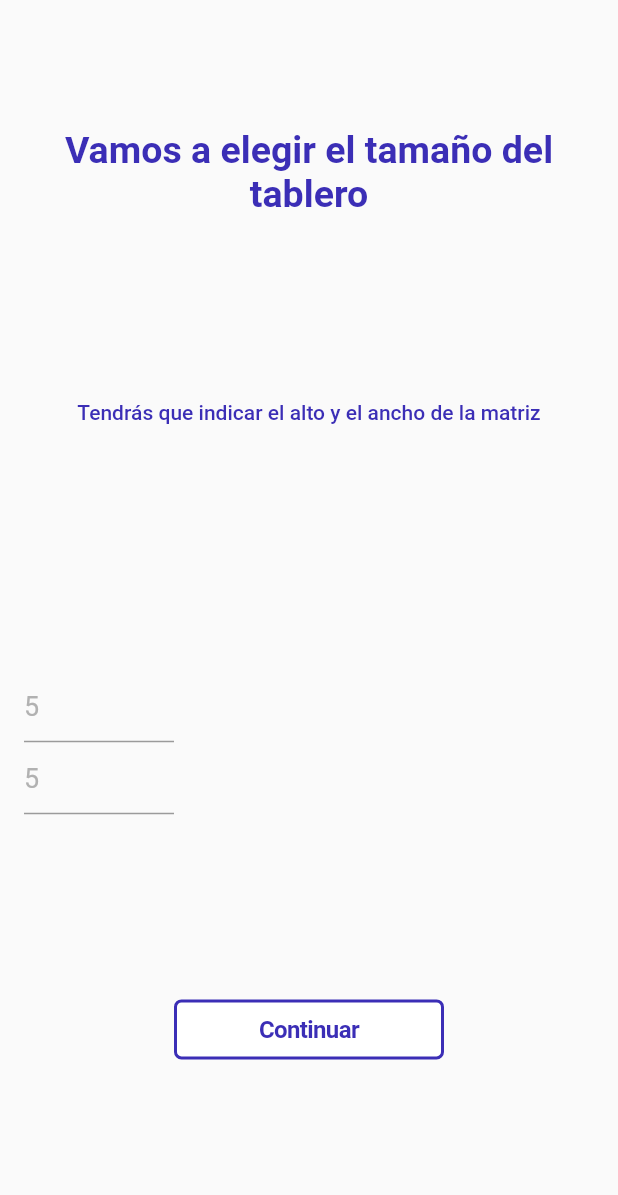
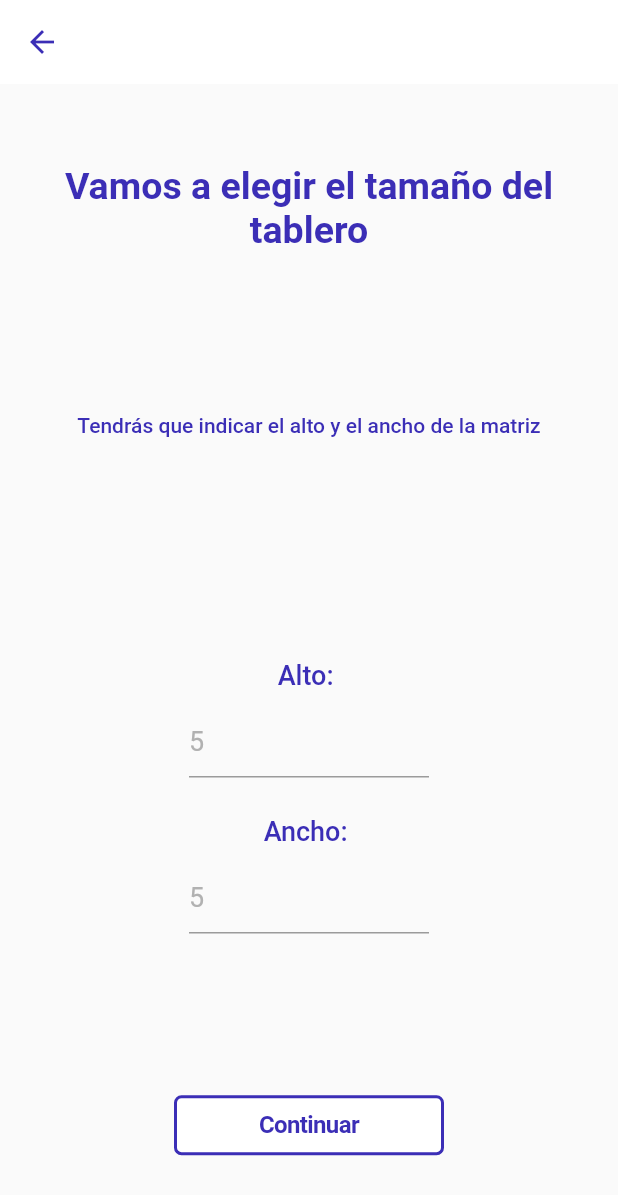
Before and after one commit to srios007/3A, a Flutter app: the SetMatrixSizeScreen screen opened directly, on a phone screen of 412 x 824 dp. Shown: the top 1195 px of the screen. Run offline on Flutter 3.47's test engine with Material 2 defaults, Android fonts, the phone set to English and light mode, and no system bars.

Commit message:
Ãajustes

```diff
--- a/lib/components/a3_button.dart
+++ b/lib/components/a3_button.dart
@@ -10,12 +10,14 @@ class A3Button extends StatelessWidget {
     this.height,
     this.width,
     this.padding,
+    this.canPush = false,
   });
   String title;
   Color backgroundColor;
   Function onPressed;
   double height;
   double width;
+  bool canPush;
   EdgeInsetsGeometry padding;
 
   @override
@@ -32,14 +34,14 @@ class A3Button extends StatelessWidget {
               color: Palette.a3Color,
               width: 2,
             ),
-            color: Palette.white,
+            color: canPush ? Palette.a3Color : Palette.white,
           ),
           child: CupertinoButton(
             padding: padding ?? EdgeInsets.zero,
             child: Center(
               child: Text(
                 title ?? "Continuar",
-                style: Styles.buttonStyle,
+                style: canPush ? Styles.activeButtonStyle : Styles.buttonStyle,
                 textAlign: TextAlign.center,
               ),
             ),
--- a/lib/components/a3_text_field.dart
+++ b/lib/components/a3_text_field.dart
@@ -36,18 +36,14 @@ class A3TextField extends StatelessWidget {
 
   @override
   Widget build(BuildContext context) {
-    return Row(
-      crossAxisAlignment: CrossAxisAlignment.start,
-      children: <Widget>[
-        Container(
-          width: width ?? 100,
+    return Container(
+      width: width ?? 160,
       child: TextFormField(
         autofocus: autofocus,
         controller: controller,
         key: key,
         validator: validator,
         autovalidateMode: autovalidateMode,
-            //style: Styles.txtTextLbl(),
         keyboardAppearance: Brightness.light,
         textCapitalization: textCapitalization,
         autocorrect: isAutocorrectActive,
@@ -58,18 +54,12 @@ class A3TextField extends StatelessWidget {
           hintText: hintText,
           hintStyle: Styles.hintStyle,
           helperStyle: Styles.helperStyle,
-              // enabledBorder: _border,
-              // focusedBorder: _border,
-              // border: _border,
-              // disabledBorder: _border,
         ),
         inputFormatters: textInputFormatters,
         keyboardType: keyboardType,
         onChanged: onChanged,
         onTap: onTap,
       ),
-        ),
-      ],
     );
   }
 }
--- a/lib/config/visual/text_styles.dart
+++ b/lib/config/visual/text_styles.dart
@@ -17,6 +17,11 @@ class Styles {
     color: Palette.a3Color,
     fontWeight: FontWeight.w600,
   );
+  static TextStyle activeButtonStyle = TextStyle(
+    fontSize: 16,
+    color: Palette.white,
+    fontWeight: FontWeight.w600,
+  );
   static TextStyle normalLabelStyle = TextStyle(
     color: Palette.black,
     fontSize: 14.0,
@@ -32,4 +37,9 @@ class Styles {
     fontSize: 13,
     fontWeight: FontWeight.w400,
   );
+   static TextStyle a3LabelStyle = TextStyle(
+    color: Palette.a3Color,
+    fontSize: 18.0,
+    fontWeight: FontWeight.w500,
+  );
 }
--- a/lib/screens/challenge/set_matrix_size_screen.dart
+++ b/lib/screens/challenge/set_matrix_size_screen.dart
@@ -1,5 +1,6 @@
 import 'package:flutter/cupertino.dart';
 import 'package:flutter/material.dart';
+import 'package:flutter/services.dart';
 import 'package:prueba_3_astronautas/components/components.dart';
 import 'package:prueba_3_astronautas/config/config.dart';
 import 'package:prueba_3_astronautas/screens/screens.dart';
@@ -13,10 +14,16 @@ class _SetMatrixSizeScreenState extends State<SetMatrixSizeScreen> {
   final TextEditingController heightController = TextEditingController();
   final TextEditingController widthController = TextEditingController();
   final _formKey = GlobalKey<FormState>();
+  bool canPushBool = false;
 
   @override
   Widget build(BuildContext context) {
     return Scaffold(
+      appBar: AppBar(
+        backgroundColor: Palette.white,
+        elevation: 0,
+        iconTheme: IconThemeData(color: Palette.a3Color),
+      ),
       body: Form(
         key: _formKey,
         child: SafeArea(
@@ -28,13 +35,10 @@ class _SetMatrixSizeScreenState extends State<SetMatrixSizeScreen> {
               mainAxisAlignment: MainAxisAlignment.spaceAround,
               crossAxisAlignment: CrossAxisAlignment.center,
               children: [
-                Padding(
-                  padding: const EdgeInsets.fromLTRB(0, 24, 0, 0),
-                  child: Text(
-                    'Vamos a elegir el tamaño del tablero',
-                    style: Styles.welcomeTitleStyle,
-                    textAlign: TextAlign.center,
-                  ),
+                Text(
+                  'Vamos a elegir el tamaño del tablero',
+                  style: Styles.welcomeTitleStyle,
+                  textAlign: TextAlign.center,
                 ),
                 Padding(
                   padding: const EdgeInsets.fromLTRB(0, 0, 0, 40),
@@ -45,16 +49,26 @@ class _SetMatrixSizeScreenState extends State<SetMatrixSizeScreen> {
                   ),
                 ),
                 Column(
-                  crossAxisAlignment: CrossAxisAlignment.start,
+                  crossAxisAlignment: CrossAxisAlignment.center,
                   children: [
+                    Padding(
+                      padding: const EdgeInsets.only(bottom: 10),
+                      child: Text(
+                        'Alto: ',
+                        style: Styles.a3LabelStyle,
+                      ),
+                    ),
                     A3TextField(
                       controller: heightController,
                       hintText: '5',
                       autovalidateMode: AutovalidateMode.onUserInteraction,
-                      keyboardType: TextInputType.name,
-                      textCapitalization: TextCapitalization.sentences,
+                      keyboardType: TextInputType.number,
+                      textInputFormatters: [
+                        // ignore: deprecated_member_use
+                        WhitelistingTextInputFormatter.digitsOnly
+                      ],
                       onChanged: (text) {
-                        // _canPush();
+                        _canPush();
                       },
                       validator: (value) {
                         if (value.isNotEmpty) {
@@ -64,14 +78,20 @@ class _SetMatrixSizeScreenState extends State<SetMatrixSizeScreen> {
                         }
                       },
                     ),
+                    Padding(
+                      padding: const EdgeInsets.fromLTRB(0, 25, 0, 10),
+                      child: Text(
+                        'Ancho: ',
+                        style: Styles.a3LabelStyle,
+                      ),
+                    ),
                     A3TextField(
                       controller: widthController,
                       hintText: '5',
                       autovalidateMode: AutovalidateMode.onUserInteraction,
-                      keyboardType: TextInputType.name,
-                      textCapitalization: TextCapitalization.sentences,
+                      keyboardType: TextInputType.number,
                       onChanged: (text) {
-                        // _canPush();
+                        _canPush();
                       },
                       validator: (value) {
                         if (value.isNotEmpty) {
@@ -85,6 +105,7 @@ class _SetMatrixSizeScreenState extends State<SetMatrixSizeScreen> {
                 ),
                 A3Button(
                   title: 'Continuar',
+                  canPush: canPushBool,
                   onPressed: () {
                     Navigator.push(
                       context,
@@ -101,4 +122,17 @@ class _SetMatrixSizeScreenState extends State<SetMatrixSizeScreen> {
       ),
     );
   }
+
+  void _canPush() {
+    if (heightController.text.trim() != '' &&
+        widthController.text.trim() != '') {
+      setState(() {
+        canPushBool = true;
+      });
+    } else {
+      setState(() {
+        canPushBool = false;
+      });
+    }
+  }
 }
```
Lines whose indentation alone changed are shown as unchanged.
